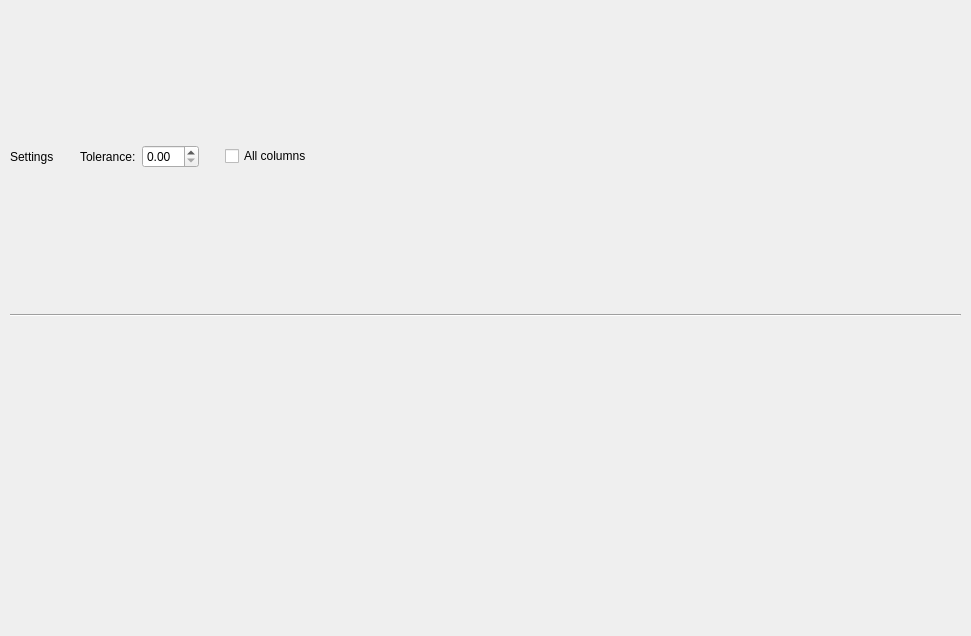
This is src/mainwindow.ui in Tyler-Barham/cdiff as Qt 5 draws it before an edit. The edited form follows.
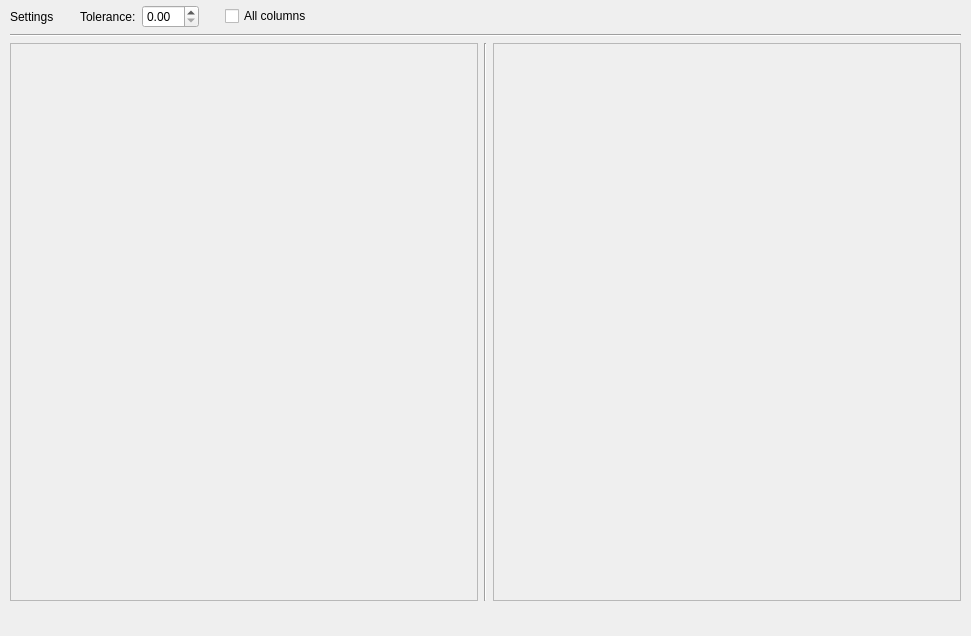
This is the edited form.

Commit message: Change main view to use scrollbars

Patch:
```diff
--- a/src/mainwindow.ui
+++ b/src/mainwindow.ui
@@ -34,7 +34,7 @@
       <number>10</number>
      </property>
      <property name="bottomMargin">
-      <number>5</number>
+      <number>10</number>
      </property>
      <item>
       <layout class="QHBoxLayout" name="layoutTopbar">
@@ -101,7 +101,21 @@
      <item>
       <layout class="QHBoxLayout" name="layoutComparison">
        <item>
-        <layout class="QGridLayout" name="gridComparisonA"/>
+        <widget class="QScrollArea" name="scrollAreaA">
+         <property name="widgetResizable">
+          <bool>true</bool>
+         </property>
+         <widget class="QWidget" name="scrollContentsA">
+          <property name="geometry">
+           <rect>
+            <x>0</x>
+            <y>0</y>
+            <width>465</width>
+            <height>545</height>
+           </rect>
+          </property>
+         </widget>
+        </widget>
        </item>
        <item>
         <widget class="Line" name="lineComparison">
@@ -111,7 +125,21 @@
         </widget>
        </item>
        <item>
-        <layout class="QGridLayout" name="gridComparisonB"/>
+        <widget class="QScrollArea" name="scrollAreaB">
+         <property name="widgetResizable">
+          <bool>true</bool>
+         </property>
+         <widget class="QWidget" name="scrollContentsB">
+          <property name="geometry">
+           <rect>
+            <x>0</x>
+            <y>0</y>
+            <width>465</width>
+            <height>545</height>
+           </rect>
+          </property>
+         </widget>
+        </widget>
        </item>
       </layout>
      </item>
```
The commit also changes 2 other files.
